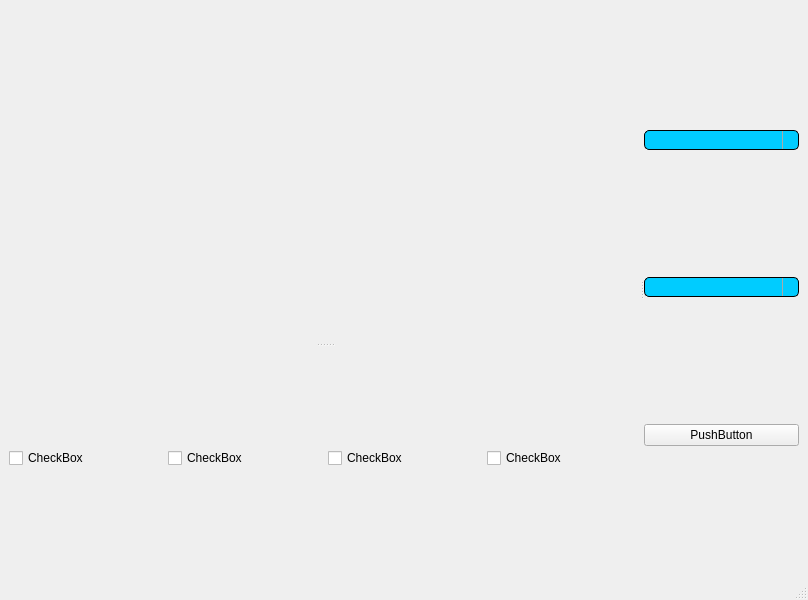
Qt form resources/plot_window.ui (Mostafa-Hamidifard/Stock-project) before a commit.
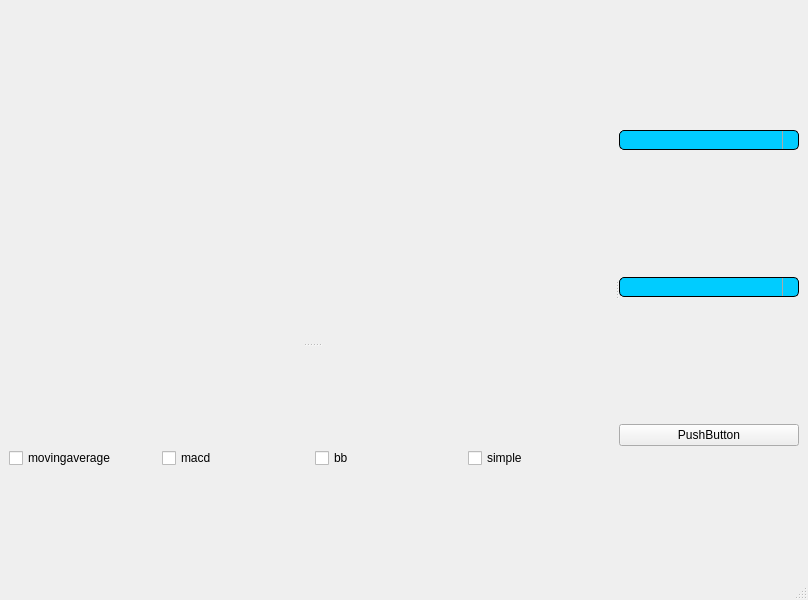
The same form after that commit. Icons and pictures are not drawn.

Commit message: add plot function to ui

What changed in the file:
```diff
--- a/resources/plot_window.ui
+++ b/resources/plot_window.ui
@@ -33,28 +33,28 @@
          <item>
           <widget class="QCheckBox" name="checkBox_4">
            <property name="text">
-            <string>CheckBox</string>
+            <string>movingaverage</string>
            </property>
           </widget>
          </item>
          <item>
           <widget class="QCheckBox" name="checkBox_3">
            <property name="text">
-            <string>CheckBox</string>
+            <string>macd</string>
            </property>
           </widget>
          </item>
          <item>
           <widget class="QCheckBox" name="checkBox_2">
            <property name="text">
-            <string>CheckBox</string>
+            <string>bb</string>
            </property>
           </widget>
          </item>
          <item>
           <widget class="QCheckBox" name="checkBox">
            <property name="text">
-            <string>CheckBox</string>
+            <string>simple</string>
            </property>
           </widget>
          </item>
```
Left out of the diff: 8 changed lines with no effect on the pictures. The commit also changes 6 other files.
